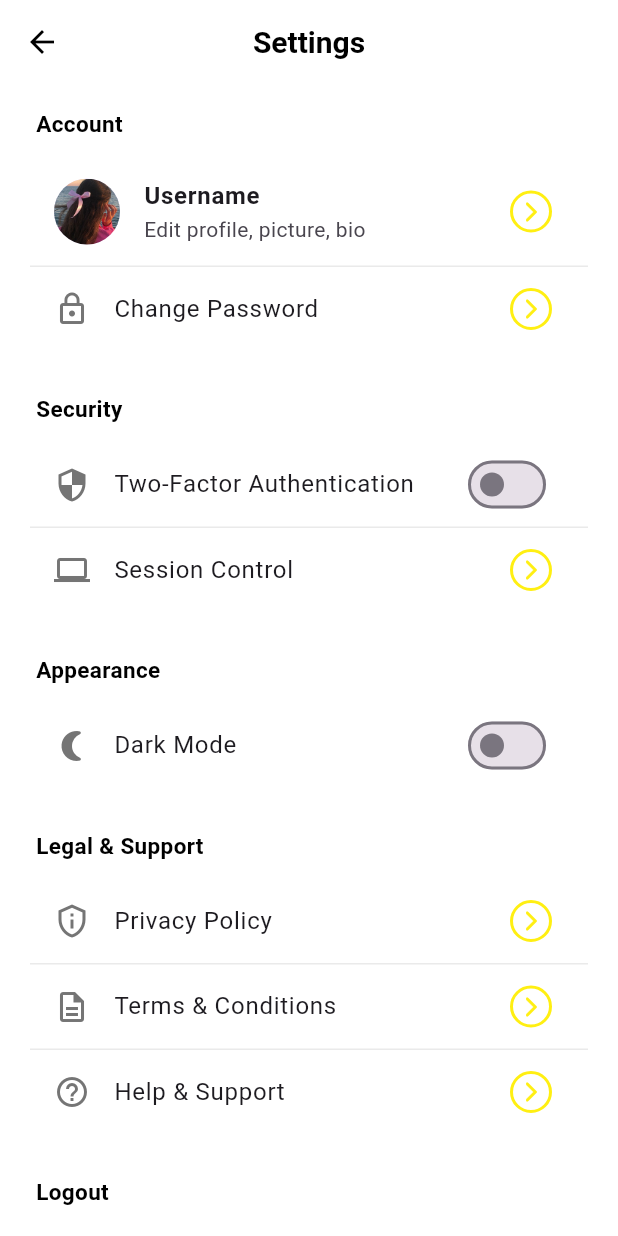
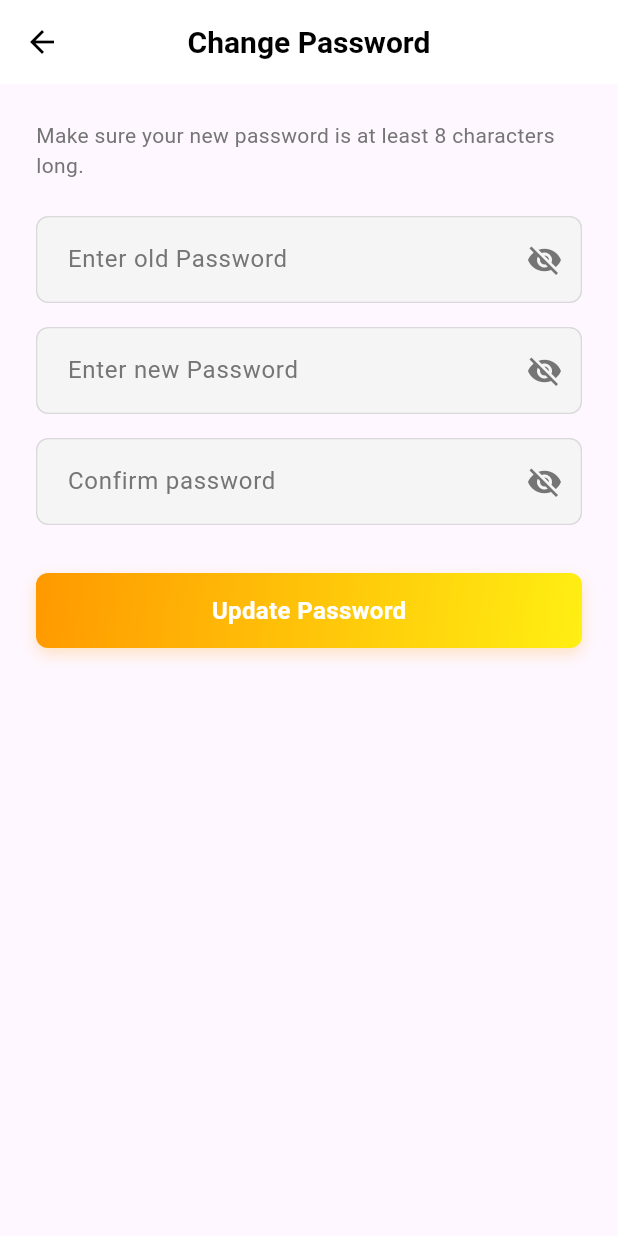
Before and after one commit to ZAEEM1014/new_xori-, a Flutter app: the SettingsScreen screen opened by its route, after a tap on "Change Password", on a phone screen of 412 x 824 dp. Run offline on Flutter 3.47's test engine with Material 3 defaults, Android fonts, the phone set to English and light mode, and no system bars; our stand-ins replace camera, cloud_firestore, firebase_auth, firebase_core, firebase_storage, flutter_svg and 7 more; missing offline and left inert: cloudinary_sdk; accounts and stored records are empty.

Commit message:
Fix password field eye icon logic, controller wiring, and resolve all compile errors

```diff
--- a/lib/main.dart
+++ b/lib/main.dart
@@ -13,6 +13,7 @@ import 'package:xori/routes/app_pages.dart';
 import 'package:xori/routes/app_routes.dart';
 import 'package:xori/services/onboarding_service.dart';
 import 'package:firebase_auth/firebase_auth.dart';
+import 'package:xori/module/auth/controller/change_password_controller.dart';
 
 void main() async {
   try {
@@ -46,6 +47,7 @@ void main() async {
   Get.put(HomeController(), permanent: true);
   Get.put(ProfileController(), permanent: true);
   Get.put(AddStoryController(), permanent: true);
+  Get.put(ChangePasswordController(), permanent: true);
   runApp(const MyApp());
 }
 
--- /dev/null
+++ b/lib/module/auth/binding/change_password_binding.dart
@@ -0,0 +1,9 @@
+import 'package:get/get.dart';
+import '../controller/change_password_controller.dart';
+
+class ChangePasswordBinding extends Bindings {
+  @override
+  void dependencies() {
+    Get.lazyPut<ChangePasswordController>(() => ChangePasswordController());
+  }
+}
--- a/lib/module/auth/controller/auth_controller.dart
+++ b/lib/module/auth/controller/auth_controller.dart
@@ -37,6 +37,10 @@ class AuthController extends GetxController {
   // Form fields - Sign Up
   final RxBool isSignUpPasswordVisible = false.obs;
   final RxBool isSignUpConfirmPasswordVisible = false.obs;
+  // Controllers for password fields
+  final loginPasswordController = TextEditingController();
+  final signUpPasswordController = TextEditingController();
+  final signUpConfirmPasswordController = TextEditingController();
   final Rxn<File> profileImage = Rxn<File>();
   final RxString signUpUsername = ''.obs;
   final RxString signUpEmail = ''.obs;
--- /dev/null
+++ b/lib/module/auth/view/change_password_view.dart
@@ -0,0 +1,90 @@
+import 'package:flutter/material.dart';
+import 'package:get/get.dart';
+import '../../../widgets/custom_app_bar.dart';
+import '../../../widgets/gradient_button.dart';
+import '../../../widgets/app_text_field.dart';
+import '../controller/change_password_controller.dart';
+
+class ChangePasswordView extends GetView<ChangePasswordController> {
+  const ChangePasswordView({Key? key}) : super(key: key);
+
+  @override
+  Widget build(BuildContext context) {
+    return Scaffold(
+      appBar: CustomAppBar(
+        title: 'Change Password',
+      ),
+      body: SafeArea(
+        child: SingleChildScrollView(
+          padding: const EdgeInsets.symmetric(horizontal: 24, vertical: 16),
+          child: Column(
+            crossAxisAlignment: CrossAxisAlignment.start,
+            children: [
+              const SizedBox(height: 8),
+              const Text(
+                'Make sure your new password is at least 8 characters long.',
+                style: TextStyle(
+                  fontSize: 14,
+                  color: Color(0xFF757575),
+                  fontWeight: FontWeight.w400,
+                ),
+              ),
+              const SizedBox(height: 24),
+              Obx(() => AppTextField(
+                    controller: controller.oldPasswordController,
+                    hintText: 'Enter old Password',
+                    isPassword: true,
+                    isPasswordVisible: controller.isOldPasswordVisible.value,
+                    onTogglePassword: controller.toggleOldPasswordVisibility,
+                    onChanged: controller.onOldPasswordChanged,
+                    errorText: controller.oldPasswordError.value.isEmpty
+                        ? null
+                        : controller.oldPasswordError.value,
+                  )),
+              const SizedBox(height: 16),
+              Obx(() => AppTextField(
+                    controller: controller.newPasswordController,
+                    hintText: 'Enter new Password',
+                    isPassword: true,
+                    isPasswordVisible: controller.isNewPasswordVisible.value,
+                    onTogglePassword: controller.toggleNewPasswordVisibility,
+                    onChanged: controller.onNewPasswordChanged,
+                    errorText: controller.newPasswordError.value.isEmpty
+                        ? null
+                        : controller.newPasswordError.value,
+                  )),
+              const SizedBox(height: 16),
+              Obx(() => AppTextField(
+                    controller: controller.confirmPasswordController,
+                    hintText: 'Confirm password',
+                    isPassword: true,
+                    isPasswordVisible:
+                        controller.isConfirmPasswordVisible.value,
+                    onTogglePassword:
+                        controller.toggleConfirmPasswordVisibility,
+                    onChanged: controller.onConfirmPasswordChanged,
+                    errorText: controller.confirmPasswordError.value.isEmpty
+                        ? null
+                        : controller.confirmPasswordError.value,
+                  )),
+              const SizedBox(height: 32),
+              Obx(() => GradientButton(
+                    text: 'Update Password',
+                    onPressed: () => controller.updatePassword(),
+                    enabled: !controller.isLoading.value,
+                    isLoading: controller.isLoading.value,
+                    height: 50,
+                    borderRadius: 8,
+                    textStyle: const TextStyle(
+                      color: Colors.white,
+                      fontSize: 16,
+                      fontWeight: FontWeight.w600,
+                    ),
+                  )),
+            ],
+          ),
+        ),
+      ),
+    );
+  }
+}
--- a/lib/module/auth/view/signup_view.dart
+++ b/lib/module/auth/view/signup_view.dart
@@ -137,7 +137,7 @@ class SignupView extends GetView<AuthController> {
                   )),
               const SizedBox(height: 12),
         Obx(() => AppTextField(
-                    controller: TextEditingController(),
+          controller: controller.signUpPasswordController ?? TextEditingController(),
           hintText: 'Password',
           isPassword: true,
           isPasswordVisible: controller.isSignUpPasswordVisible.value,
@@ -150,7 +150,7 @@ class SignupView extends GetView<AuthController> {
           )),
               const SizedBox(height: 12),
         Obx(() => AppTextField(
-                    controller: TextEditingController(),
+          controller: controller.signUpConfirmPasswordController ?? TextEditingController(),
           hintText: 'Confirm password',
           isPassword: true,
           isPasswordVisible:
--- a/lib/module/settings/view/settings_screen.dart
+++ b/lib/module/settings/view/settings_screen.dart
@@ -79,7 +79,9 @@ class SettingsScreen extends StatelessWidget {
             leading: Icon(Icons.lock_outline, color: AppColors.textLight),
             title: const Text('Change Password'),
             trailing: _arrowIcon(),
-            onTap: () {},
+            onTap: () {
+              Get.toNamed('/changePassword');
+            },
           ),
         ],
       ),
--- a/lib/routes/app_pages.dart
+++ b/lib/routes/app_pages.dart
@@ -13,6 +13,8 @@ import 'package:xori/module/navbar_wrapper/view/navwrapper_screen.dart';
 import '../module/auth/view/login_view.dart';
 import '../module/auth/view/signup_view.dart';
 import '../module/auth/bindings/auth_binding.dart';
+import '../module/auth/view/change_password_view.dart';
+import '../module/auth/binding/change_password_binding.dart';
 import 'app_routes.dart';
 import '../module/onboarding/view/onboarding_view.dart';
 import '../module/home/view/home_page.dart';
@@ -60,5 +62,10 @@ class AppPages {
       page: () => StoryViewScreen(),
       binding: StoryBinding(),
     ),
+    GetPage(
+      name: AppRoutes.changePassword,
+      page: () => const ChangePasswordView(),
+      binding: ChangePasswordBinding(),
+    ),
   ];
 }
--- a/lib/routes/app_routes.dart
+++ b/lib/routes/app_routes.dart
@@ -10,4 +10,5 @@ class AppRoutes {
   static const String addStory = '/addStory';
   static const String chat = '/chat';
   static const String addPost = '/addPost';
+  static const String changePassword = '/changePassword';
 }
```
Also changed, not shown: lib/models/saved_post_model.dart (added, +33 -0 lines), lib/module/auth/controller/change_password_controller.dart (added, +109 -0 lines), lib/module/auth/view/login_view.dart (+35 -3 lines), lib/services/auth_service.dart (+20 -0 lines), lib/services/saved_service.dart (added, +53 -0 lines), lib/widgets/comment_bottom_sheet.dart (+29 -6 lines), lib/widgets/post_card.dart (+2 -5 lines), lib/widgets/saved_button.dart (added, +102 -0 lines). Lines whose indentation alone changed are shown as unchanged.
